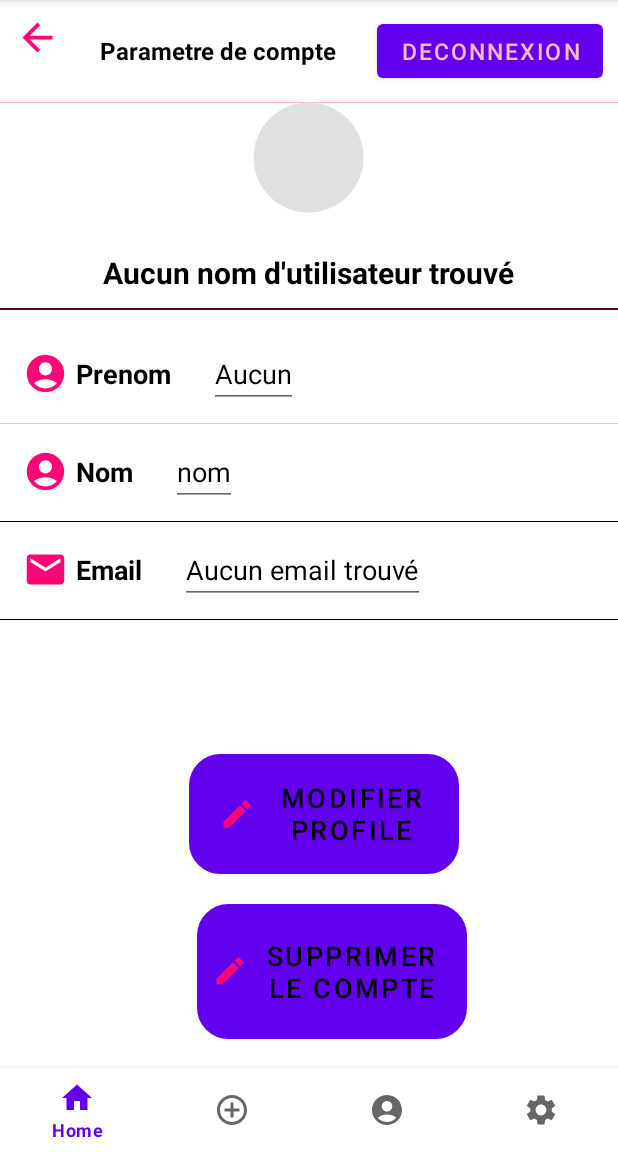
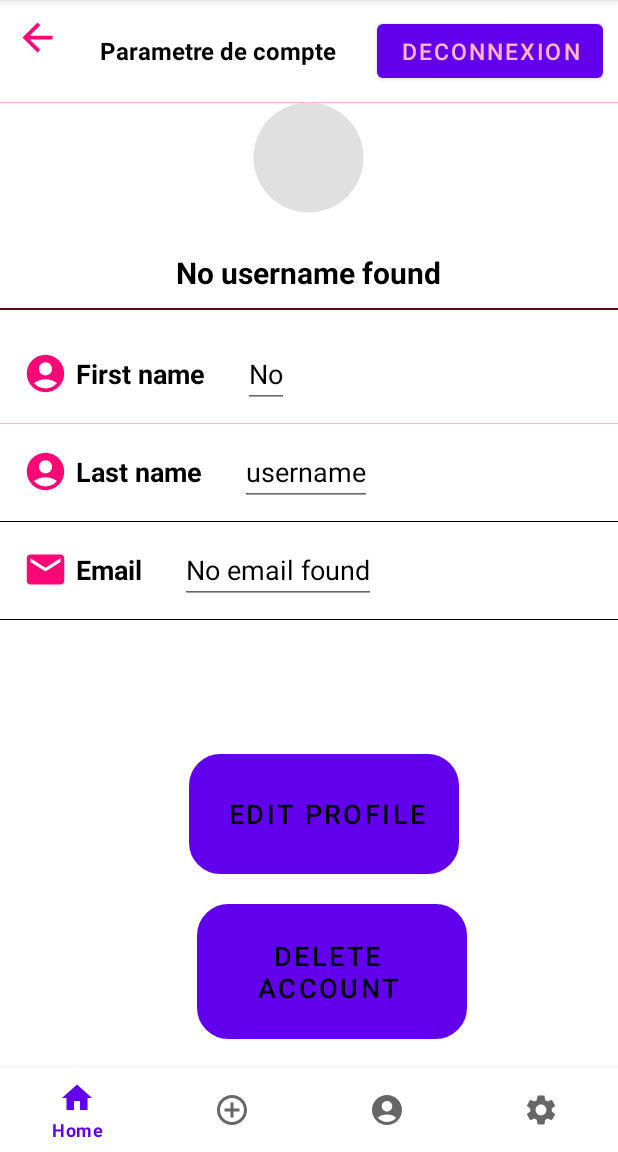
Before and after one commit to LDiaks01/World_Recipes, an Android app: the fragment Profile_fragment placed in its activity, on a phone screen of 412 x 824 dp, the part 84-1236 px from its top. Run offline under Robolectric (Android 15) with nearby library versions, the phone set to English and light mode, and no system bars; our stand-ins replace Firebase (no records; nobody signed in at launch, a user with empty details on screens opened directly); libraries missing offline, so code that uses them is left out: com.firebase.ui; plain views replace CircularImageView.

Commit message:
commit  internationalisation

```diff
--- a/app/src/main/java/com/example/worldrecipes/Acceuil.java
+++ b/app/src/main/java/com/example/worldrecipes/Acceuil.java
@@ -9,7 +9,7 @@
     @Override
     protected void onCreate(Bundle savedInstanceState) {
         super.onCreate(savedInstanceState);
-        setContentView(R.layout.activity_acceuil);
+        setContentView(R.layout.activity_main);
 
     }
 }
--- a/app/src/main/res/layout/activity_login.xml
+++ b/app/src/main/res/layout/activity_login.xml
@@ -4,8 +4,7 @@
     xmlns:tools="http://schemas.android.com/tools"
     android:layout_width="match_parent"
     android:layout_height="match_parent"
-    tools:context=".LoginActivity"
-    >
+    tools:context=".LoginActivity">
 
     <ImageView
         android:id="@+id/constraintlay"
@@ -59,7 +58,6 @@
         app:layout_constraintHeight_percent=".7"
         app:layout_constraintTop_toBottomOf="@+id/tab_layout"
 
-
          />
 
 
@@ -100,4 +98,5 @@
         app:layout_constraintEnd_toEndOf="parent"
         app:layout_constraintStart_toStartOf="parent" />
 
+
 </androidx.constraintlayout.widget.ConstraintLayout>
--- a/app/src/main/res/layout/fragment_add_recipe_fragment.xml
+++ b/app/src/main/res/layout/fragment_add_recipe_fragment.xml
@@ -147,7 +147,7 @@
         android:layout_height="wrap_content"
         android:layout_alignParentBottom="true"
         android:background="@color/pink"
-        android:text="Envoyer" />
+        android:text="@string/envoyer" />
 
 
 </RelativeLayout>
--- a/app/src/main/res/layout/fragment_profile_fragment.xml
+++ b/app/src/main/res/layout/fragment_profile_fragment.xml
@@ -26,7 +26,7 @@
             android:layout_width="wrap_content"
             android:layout_height="wrap_content"
             android:layout_marginTop="8dp"
-            android:text="amel kahil"
+            android:text=""
             android:textColor="@color/black"
             android:textSize="20sp"
             android:textStyle="bold" />
@@ -60,19 +60,19 @@
 
             android:layout_width="wrap_content"
             android:layout_height="wrap_content"
-            android:text="Prenom"
+            android:text="@string/prenom"
             android:textStyle="bold"
             android:textColor="@color/black"
             android:textSize="18sp"
-            android:layout_marginLeft="5dp"/>
+            android:layout_marginStart="5dp"/>
 
         <EditText
             android:id="@+id/firstname"
             android:layout_width="wrap_content"
             android:layout_height="wrap_content"
-            android:text="amel"
-            android:layout_marginLeft="25dp"
-            android:textSize="18dp"
+            android:text=""
+            android:layout_marginStart="25dp"
+            android:textSize="18sp"
             android:textColor="@color/black"/>
 
     </LinearLayout>
@@ -109,19 +109,19 @@
         <TextView
             android:layout_width="wrap_content"
             android:layout_height="wrap_content"
-            android:text="Nom"
+            android:text="@string/nom"
             android:textStyle="bold"
             android:textColor="@color/black"
             android:textSize="18sp"
-            android:layout_marginLeft="5dp"/>
+            android:layout_marginStart="5dp"/>
 
         <EditText
             android:id="@+id/lastname"
             android:layout_width="wrap_content"
             android:layout_height="wrap_content"
-            android:text="kahil"
-            android:layout_marginLeft="25dp"
-            android:textSize="18dp"
+            android:text=""
+            android:layout_marginStart="25dp"
+            android:textSize="18sp"
             android:textColor="@color/black"/>
 
     </LinearLayout>
@@ -157,19 +157,20 @@
         <TextView
             android:layout_width="wrap_content"
             android:layout_height="wrap_content"
-            android:text="Email"
+            android:text="@string/email"
             android:textStyle="bold"
             android:textColor="@color/black"
             android:textSize="18sp"
-            android:layout_marginLeft="5dp"/>
+            android:layout_marginStart="5dp"/>
 
         <EditText
             android:id="@+id/email"
+
             android:layout_width="wrap_content"
             android:layout_height="wrap_content"
-            android:text="kahil@gmail.com"
-            android:layout_marginLeft="25dp"
-            android:textSize="18dp"
+            android:text=""
+            android:layout_marginStart="25dp"
+            android:textSize="18sp"
             android:textColor="@color/black"/>
 
     </LinearLayout>
@@ -196,13 +197,13 @@
             android:id="@+id/modifier_profil"
             android:layout_width="180dp"
             android:layout_height="80dp"
-            android:layout_marginLeft="10dp"
+            android:layout_marginStart="10dp"
             android:layout_marginBottom="20dp"
             android:background="@drawable/edit_text_bg"
-            android:drawableLeft="@drawable/ic_baseline_create_24"
+            android:drawableStart="@drawable/ic_baseline_create_24"
             android:gravity="center"
-            android:paddingLeft="20dp"
-            android:text="modifier profile"
+            android:paddingStart="20dp"
+            android:text="@string/modifierprofile"
             android:textColor="@color/black"
             android:textSize="18sp" />
 
@@ -210,12 +211,12 @@
             android:id="@+id/delete_account"
             android:layout_width="180dp"
             android:layout_height="90dp"
-            android:layout_marginLeft="15dp"
+            android:layout_marginStart="15dp"
             android:background="@drawable/edit_text_bg"
-            android:drawableLeft="@drawable/ic_baseline_create_24"
+            android:drawableStart="@drawable/ic_baseline_create_24"
             android:gravity="center"
-            android:paddingLeft="10dp"
-            android:text="Supprimer le compte"
+            android:paddingStart="10dp"
+            android:text="@string/supprimer"
             android:textColor="@color/black"
 
 
```
Also changed, not shown: app/src/main/java/com/example/worldrecipes/LoginTabFragment.java (+16 -1 lines), app/src/main/res/layout/fragment_setting_fragment.xml (+7 -7 lines), app/src/main/res/layout/login_tab_fragment.xml (+7 -6 lines), app/src/main/res/values/strings.xml (+30 -12 lines), 1 other file.
